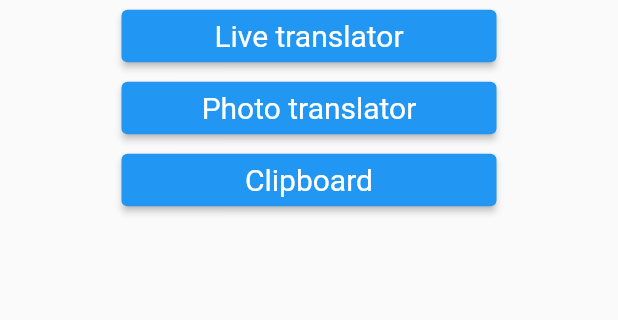
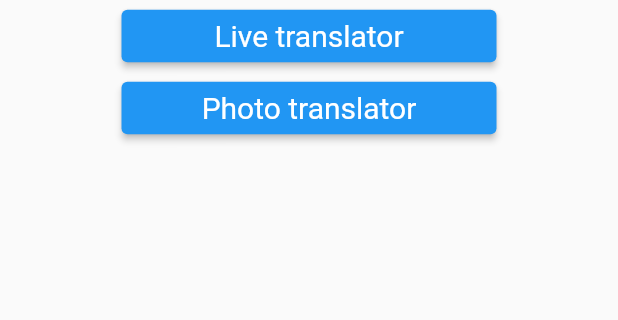
Before and after one commit to lpawelcz/ar-translator, a Flutter app: the screen it shows after launch, on a phone screen of 412 x 824 dp, the part 384-704 px from its top. Run offline on Flutter 3.47's test engine with Material 2 defaults, Android fonts, the phone set to English and light mode, and no system bars; our stand-ins replace camera, firebase_core, image_picker, native_screenshot; missing offline and left inert: clipboard, firebase_ml_vision, flutter_camera_ml_vision, flutter_ibm_watson; accounts and stored records are empty.

Commit message:
remove clipboard section in main menu

```diff
--- a/lib/main.dart
+++ b/lib/main.dart
@@ -131,18 +131,6 @@ class _MyHomePageState extends State<MyHomePage> {
                     fontSize: 20,
                   )),
             ),
-            ElevatedButton(
-              onPressed: () {
-                Navigator.push(context,
-                    MaterialPageRoute(builder: (context) => Clipboard()));
-              },
-              child: Text("Clipboard"),
-              style: ElevatedButton.styleFrom(
-                  minimumSize: Size(250, 35),
-                  textStyle: TextStyle(
-                    fontSize: 20,
-                  )),
-            )
           ],
         ),
       ),
@@ -163,22 +151,3 @@ class PhotoTranslate extends StatelessWidget {
     return ImageOcr();
   }
 }
-
-class Clipboard extends StatelessWidget {
-  @override
-  Widget build(BuildContext context) {
-    return Scaffold(
-      appBar: AppBar(
-        title: Text("Clipboard"),
-      ),
-      body: Center(
-        child: ElevatedButton(
-          child: Text("zawracamy"),
-          onPressed: () {
-            Navigator.pop(context);
-          },
-        ),
-      ),
-    );
-  }
-}
```
